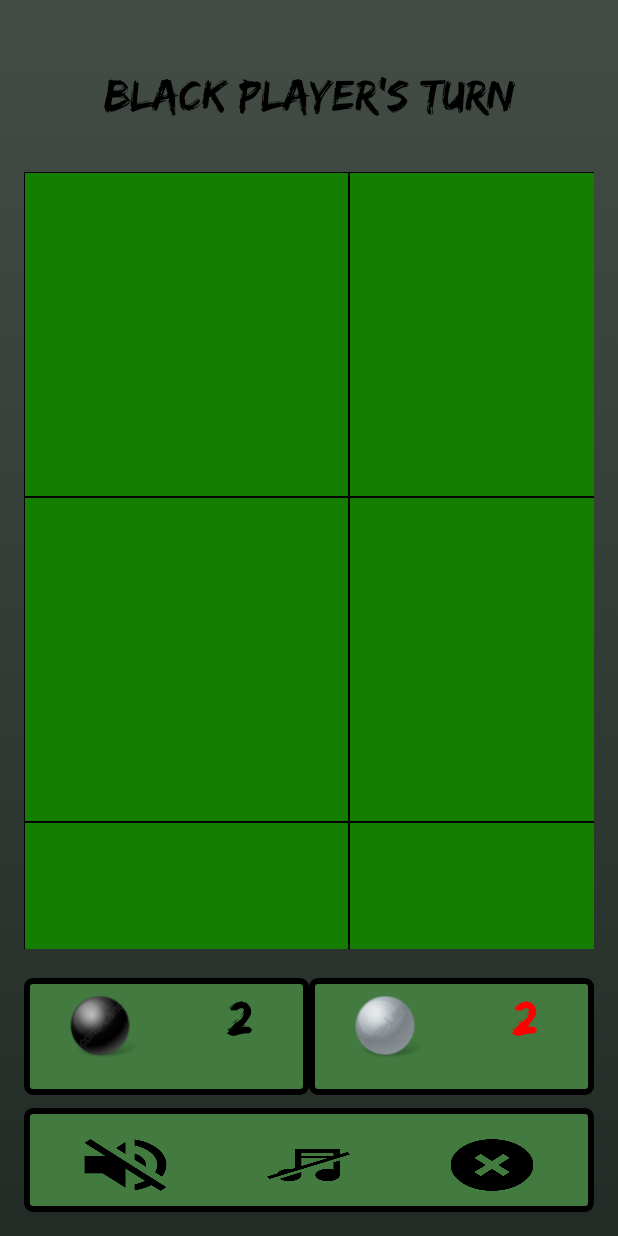
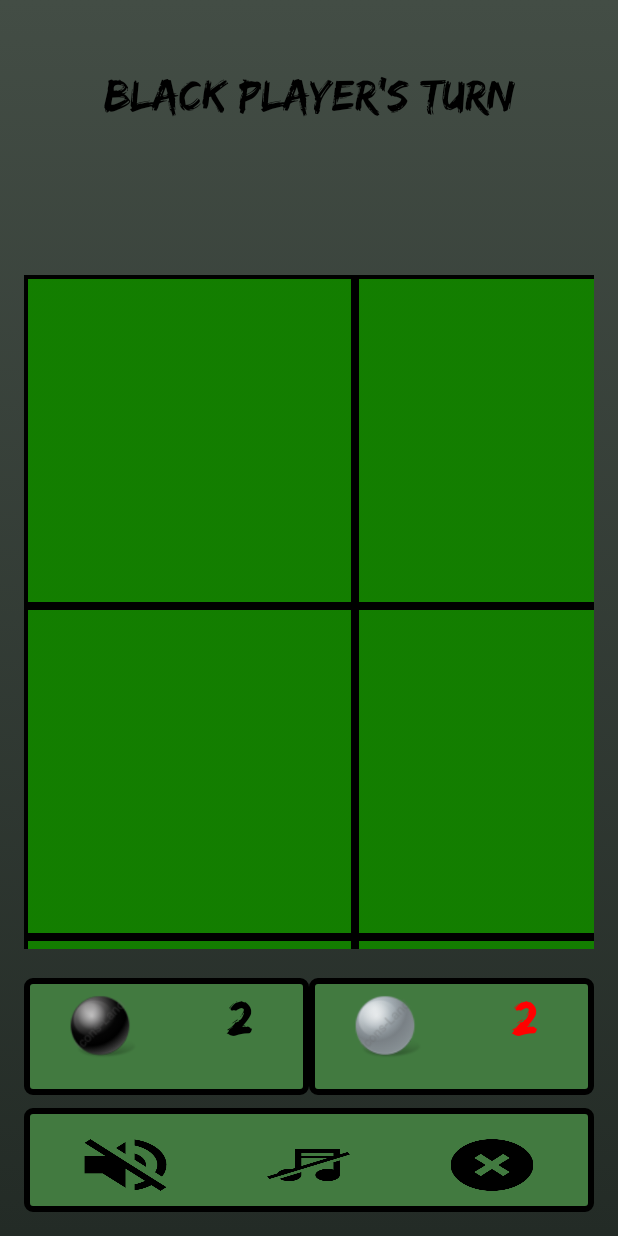
Before and after one commit to erez1atar/RevGame, an Android app: the GameActivity screen opened directly, with no data from a screen before it, on a phone screen of 412 x 824 dp. Run offline under Robolectric (Android 15) with nearby library versions, the phone set to English and light mode, and no system bars; our stand-ins replace AdMob; libraries missing offline, so code that uses them is left out: com.crashlytics.android, com.plattysoft.leonids, io.fabric.sdk; 4 statements that could not run were skipped.

Commit message:
fix board size bug and rate us visibility

```diff
--- a/app/build.gradle
+++ b/app/build.gradle
@@ -8,8 +8,8 @@ android {
         applicationId "reversi.android.game.com.r.reversi"
         minSdkVersion 16
         targetSdkVersion 25
-        versionCode 57
-        versionName "6.8"
+        versionCode 60
+        versionName "7.0"
     }
     buildTypes {
         release {
--- a/app/src/main/AndroidManifest.xml
+++ b/app/src/main/AndroidManifest.xml
@@ -9,7 +9,7 @@
     <application
         android:name=".utility.App"
         android:allowBackup="true"
-        android:icon="@mipmap/new_icon"
+        android:icon="@mipmap/icon"
         android:label="@string/app_name"
         android:supportsRtl="true"
         android:theme="@style/AppTheme">
--- a/app/src/main/java/reversi/android/game/com/r/reversi/Presention/MainActivity.java
+++ b/app/src/main/java/reversi/android/game/com/r/reversi/Presention/MainActivity.java
@@ -125,7 +125,7 @@ public class MainActivity extends AppCompatActivity implements SharedPreferences
             }
         });
 
-        if(App.getLevelsModeManager().getCurrentLevel() < 15)
+        if(App.getLevelsModeManager().getCurrentLevel() < 7)
         {
             rateBtn.setEnabled(false);
             rateBtn.setVisibility(View.INVISIBLE);
@@ -356,7 +356,9 @@ public class MainActivity extends AppCompatActivity implements SharedPreferences
         filter.addAction(getString(R.string.game_state));
         localBroadcastManager.registerReceiver(receiver, filter);
 
-        rateBtn.startAnimation(pulse);
+        if(rateBtn.getVisibility() == View.VISIBLE){
+            rateBtn.startAnimation(pulse);
+        }
         hostButton.startAnimation(pulse);
         startButton.startAnimation(pulse);
         joinButton.startAnimation(pulse);
--- a/app/src/main/java/reversi/android/game/com/r/reversi/board/GameBoard.java
+++ b/app/src/main/java/reversi/android/game/com/r/reversi/board/GameBoard.java
@@ -7,6 +7,7 @@ import android.util.Log;
 import android.view.Gravity;
 import android.view.MotionEvent;
 import android.view.View;
+import android.view.ViewGroup;
 import android.widget.GridLayout;
 
 /**
@@ -42,8 +43,7 @@ public class GameBoard extends GridLayout
     protected void onMeasure(int widthSpec, int heightSpec)
     {
         super.onMeasure(widthSpec, heightSpec);
-        height = MeasureSpec.getSize(heightSpec);
-        width = MeasureSpec.getSize(widthSpec);
+        this.fixBoardSize(MeasureSpec.getSize(heightSpec), MeasureSpec.getSize(widthSpec));
 
         int numOfViews = getChildCount();
         for(int i = 0 ; i < numOfViews; ++i)
@@ -51,6 +51,33 @@ public class GameBoard extends GridLayout
             View view = getChildAt(i);
             setCustomParam((GameElementView)view);
         }
+    }
+
+    private void fixBoardSize(int height , int width){ // to avoid black spaces on between elements
+
+        if(height > width){  // make widht and height to be equeal
+            this.setY(this.getY() + (height - width) / 2);
+            height = width;
+        }
+        else{
+            this.setX(this.getX() + (width - height) / 2);
+            width = height;
+        }
+
+        int mudoloY = height % numOfRows;
+        int mudoloX = width % numOfCol;
+
+        ViewGroup.LayoutParams params = this.getLayoutParams();
+
+        params.height = height - mudoloY;
+        this.height = params.height;
+
+        params.width = width - mudoloX;
+        this.width = params.width;
+
+        this.setLayoutParams(params);
+
+
     }
 
     private void init(AttributeSet attrs, int defStyle)
@@ -65,12 +92,12 @@ public class GameBoard extends GridLayout
     private void setCustomParam(GameElementView view)
     {
         GridLayout.LayoutParams param = new GridLayout.LayoutParams();
-        param.height = height / numOfRows - 2;
-        param.width = width / numOfCol - 2;
-        param.rightMargin = 1;
-        param.topMargin = 1;
-        param.leftMargin = 1;
-        param.bottomMargin = 1;
+        param.height = height / numOfRows - 8;
+        param.width = width / numOfCol - 8;
+        param.rightMargin = 4;
+        param.topMargin = 4;
+        param.leftMargin = 4;
+        param.bottomMargin = 4;
         param.setGravity(Gravity.CENTER);
         param.columnSpec = GridLayout.spec(view.getCol());
         param.rowSpec = GridLayout.spec(view.getRow());
```
Also changed, not shown: app/src/main/res/drawable/new_icon.png (deleted), app/src/main/res/mipmap-hdpi/new_icon.png (deleted).
